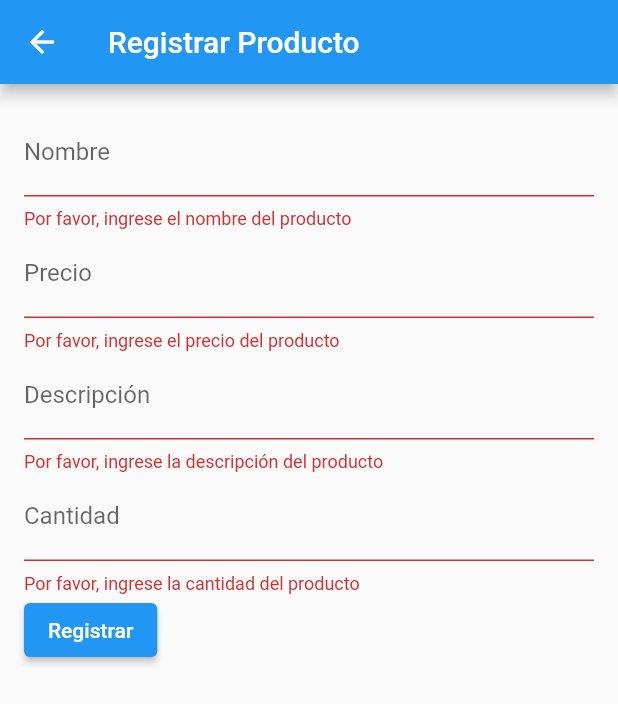
After one commit to cuatedani/gps_baby_care, a Flutter app: the RegistroProductoForm screen opened directly, after a tap on "Registrar", on a phone screen of 412 x 824 dp. The commit adds this screen. Shown: the top 704 px of the screen. Run offline on Flutter 3.47's test engine with Material 2 defaults, Android fonts, the phone set to English and light mode, and no system bars; our stand-ins replace cloud_firestore, firebase_core, firebase_storage, image_picker; accounts and stored records are empty.

Commit message:
Editar perfil de usuario obteniendo los datos con su respectivo id, y formulario sin frontend de producto del usuario

```diff
--- /dev/null
+++ b/lib/Controladores/productoController.dart
@@ -0,0 +1,60 @@
+import 'package:cloud_firestore/cloud_firestore.dart';
+import 'package:gps_baby_care/Modelos/productoModel.dart';
+
+class ProductoController {
+  static Future<void> insertProducto(Producto producto) async {
+    FirebaseFirestore DB = FirebaseFirestore.instance;
+    await DB.collection('Productos').add(producto.Registrar());
+  }
+
+  static Future<void> updateProducto(Producto producto) async {
+    FirebaseFirestore DB = FirebaseFirestore.instance;
+    await DB.collection('Productos').doc(producto.idproduct).set(producto.Actualizar());
+  }
+
+  static Future<void> deleteProducto(String productId) async {
+    FirebaseFirestore DB = FirebaseFirestore.instance;
+    await DB.collection('Productos').doc(productId).delete();
+  }
+
+  static Future<List<Producto>> getAllProductos() async {
+    FirebaseFirestore DB = FirebaseFirestore.instance;
+    QuerySnapshot querySnapshot = await DB.collection('Productos').get();
+    List<Producto> listaProductos = [];
+
+    await Future.forEach(querySnapshot.docs, (documento) async {
+      Producto oneProduct = Producto(
+        idproduct: documento.id,
+        name: documento['nombre'],
+        price: documento['precio'],
+        description: documento['descripcion'],
+        gallery: List<String>.from(documento['galeria'] ?? []),
+        category: [], // ¡Recuerda recuperar las categorías si también están almacenadas!
+        quantity: documento['cantidad'],
+      );
+
+      listaProductos.add(oneProduct);
+    });
+
+    return listaProductos;
+  }
+
+  static Future<Producto?> getOneProducto(String productId) async {
+    FirebaseFirestore DB = FirebaseFirestore.instance;
+    DocumentSnapshot<Map<String, dynamic>> documento = await DB.collection('Productos').doc(productId).get();
+
+    if (documento.exists) {
+      return Producto(
+        idproduct: documento.id,
+        name: documento['nombre'],
+        price: documento['precio'],
+        description: documento['descripcion'],
+        gallery: List<String>.from(documento['galeria'] ?? []),
+        category: [], // ¡Recuerda recuperar las categorías si también están almacenadas!
+        quantity: documento['cantidad'],
+      );
+    } else {
+      return null; // El producto no existe
+    }
+  }
+}
--- a/lib/Vistas/Usuario/MenuPrincipalView.dart
+++ b/lib/Vistas/Usuario/MenuPrincipalView.dart
@@ -7,6 +7,7 @@ import 'package:gps_baby_care/Vistas/Usuario/donar.dart';
 import 'package:gps_baby_care/Vistas/Usuario/LobbyView.dart';
 import 'package:gps_baby_care/Vistas/Usuario/ProfesionalesView.dart';
 import 'package:gps_baby_care/Vistas/Usuario/EditarPerfil.dart';
+import 'RegistrarProducto.dart';
 
 class MenuPrincipalView extends StatefulWidget {
   final Usuario User;
@@ -93,6 +94,7 @@ class _MenuPrincipalViewState extends State<MenuPrincipalView> {
             ElementoMenu("Tienda en linea", 2, Icons.shopping_cart),
             ElementoMenu("Donación", 3, Icons.favorite),
             ElementoMenu("Consulta a un experto", 4, Icons.help_outline),
+            ElementoMenu("Añadir un articulo", 5, Icons.sell),
             SizedBox(
               height: 50,
             ),
@@ -140,6 +142,10 @@ class _MenuPrincipalViewState extends State<MenuPrincipalView> {
         {
           return ProfesionalesView();
         }
+      case 5:
+        {
+          return RegistroProductoForm();
+        }
       default:
         {
           return LobbyView();
--- /dev/null
+++ b/lib/Vistas/Usuario/RegistrarProducto.dart
@@ -0,0 +1,122 @@
+import 'package:flutter/material.dart';
+import 'package:gps_baby_care/Modelos/categoriaModel.dart';
+import 'package:gps_baby_care/Modelos/productoModel.dart';
+import 'package:gps_baby_care/Controladores/productoController.dart';
+
+
+class RegistroProductoForm extends StatefulWidget {
+  @override
+  _RegistroProductoFormState createState() => _RegistroProductoFormState();
+}
+
+class _RegistroProductoFormState extends State<RegistroProductoForm> {
+  final _formKey = GlobalKey<FormState>();
+
+  late String _nombre;
+  late double _precio;
+  late String _descripcion;
+  late List<String> _galeria = [];
+  late int _cantidad;
+  late List<Categoria> _categorias = []; // Esta lista almacenará las categorías seleccionadas
+
+  @override
+  Widget build(BuildContext context) {
+    return Scaffold(
+      appBar: AppBar(
+        title: Text('Registrar Producto'),
+      ),
+      body: Padding(
+        padding: EdgeInsets.all(16.0),
+        child: Form(
+          key: _formKey,
+          child: Column(
+            crossAxisAlignment: CrossAxisAlignment.start,
+            children: <Widget>[
+              TextFormField(
+                decoration: InputDecoration(labelText: 'Nombre'),
+                validator: (value) {
+                  if (value == null || value.isEmpty) {
+                    return 'Por favor, ingrese el nombre del producto';
+                  }
+                  return null;
+                },
+                onSaved: (value) {
+                  _nombre = value!;
+                },
+              ),
+              TextFormField(
+                decoration: InputDecoration(labelText: 'Precio'),
+                keyboardType: TextInputType.number,
+                validator: (value) {
+                  if (value == null || value.isEmpty) {
+                    return 'Por favor, ingrese el precio del producto';
+                  }
+                  return null;
+                },
+                onSaved: (value) {
+                  _precio = double.parse(value!);
+                },
+              ),
+              TextFormField(
+                decoration: InputDecoration(labelText: 'Descripción'),
+                validator: (value) {
+                  if (value == null || value.isEmpty) {
+                    return 'Por favor, ingrese la descripción del producto';
+                  }
+                  return null;
+                },
+                onSaved: (value) {
+                  _descripcion = value!;
+                },
+              ),
+              TextFormField(
+                decoration: InputDecoration(labelText: 'Cantidad'),
+                keyboardType: TextInputType.number,
+                validator: (value) {
+                  if (value == null || value.isEmpty) {
+                    return 'Por favor, ingrese la cantidad del producto';
+                  }
+                  return null;
+                },
+                onSaved: (value) {
+                  _cantidad = int.parse(value!);
+                },
+              ),
+              // Field para agregar categorías
+              // (Puedes usar DropdownButton, TextFormField para ingresar categorías, etc.)
+
+              ElevatedButton(
+                onPressed: () {
+                  if (_formKey.currentState!.validate()) {
+                    _formKey.currentState!.save();
+
+                    // Crea un nuevo producto con la información ingresada
+                    Producto nuevoProducto = Producto(
+                      name: _nombre,
+                      price: _precio,
+                      description: _descripcion,
+                      gallery: _galeria,
+                      category: _categorias,
+                      quantity: _cantidad,
+                    );
+
+                    // Llama al controlador para insertar el producto en Firestore
+                    ProductoController.insertProducto(nuevoProducto);
+
+                    ScaffoldMessenger.of(context).showSnackBar(
+                      SnackBar(content: Text('Producto registrado')),
+                    );
+
+                    // Limpia el formulario
+                    _formKey.currentState!.reset();
+                  }
+                },
+                child: Text('Registrar'),
+              ),
+            ],
+          ),
+        ),
+      ),
+    );
+  }
+}
```
Also changed, not shown: lib/Controladores/usuarioController.dart (+6 -4 lines), lib/Modelos/productoModel.dart (+7 -6 lines).
